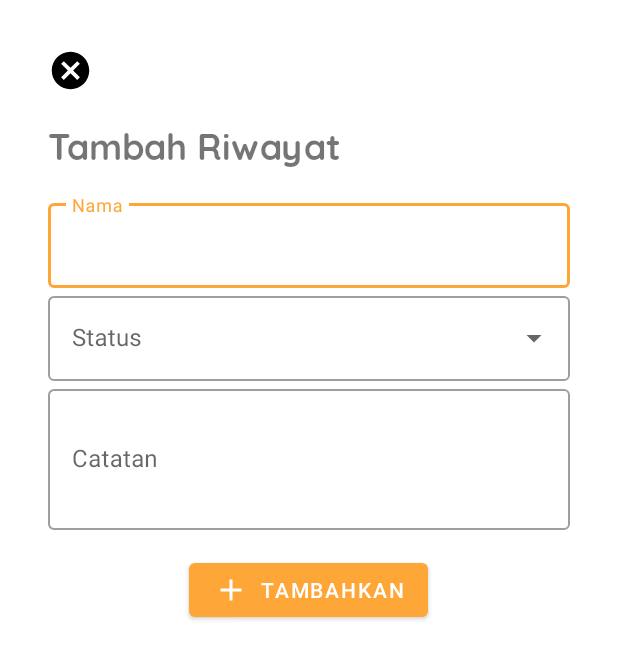
After one commit to muchlist/inventaris, an Android app: the AppendHistoryActivity screen opened directly, with no data from a screen before it, on a phone screen of 412 x 824 dp. The commit adds this screen. Shown: the top 659 px of the screen. Run offline under Robolectric (Android 15) with nearby library versions, the phone set to English and light mode, and no system bars; our stand-ins replace data binding; libraries missing offline, so code that uses them is left out: es.dmoral.toasty; 2 statements that could not run were skipped.

Commit message:
Menambahkan menu untuk membuat history

```diff
--- a/app/src/main/AndroidManifest.xml
+++ b/app/src/main/AndroidManifest.xml
@@ -13,7 +13,8 @@
         android:supportsRtl="true"
         android:theme="@style/AppTheme"
         android:usesCleartextTraffic="true">
-        <activity android:name=".views.activity.ComputerDetailActivity"></activity>
+        <activity android:name=".views.activity.AppendHistoryActivity"></activity>
+        <activity android:name=".views.activity.ComputerDetailActivity" />
         <activity android:name=".views.activity.ComputersActivity" />
         <activity android:name=".views.activity.DashboardActivity" />
         <activity android:name=".views.activity.LoginActivity" />
--- a/app/src/main/java/com/muchlis/inventaris/data/response/SelectOptionResponse.kt
+++ b/app/src/main/java/com/muchlis/inventaris/data/response/SelectOptionResponse.kt
@@ -35,6 +35,9 @@ data class SelectOptionResponse(
     @SerializedName("stock_category")
     @Json(name = "stock_category")
     val stockCategory: List<String>,
+    @SerializedName("history")
+    @Json(name = "history")
+    val history: List<String>,
     @SerializedName("version")
     @Json(name = "version")
     val version: Int
--- a/app/src/main/java/com/muchlis/inventaris/services/ApiServices.kt
+++ b/app/src/main/java/com/muchlis/inventaris/services/ApiServices.kt
@@ -1,5 +1,6 @@
 package com.muchlis.inventaris.services
 
+import com.muchlis.inventaris.data.request.HistoryRequest
 import com.muchlis.inventaris.data.request.LoginRequest
 import com.muchlis.inventaris.data.response.*
 import com.muchlis.inventaris.utils.App
@@ -30,6 +31,15 @@ interface ApiService {
         @Body args: LoginRequest,
         @Header("Content-Type") contentType: String = "application/json"
     ): Call<LoginResponse>
+
+
+    //{{url}}/api/histories/5ef05f051bbfc2b3db5d1159
+    @POST("/api/histories/{id}")
+    fun postHistory(
+        @Header("Authorization") token: String,
+        @Path("id") id: String,
+        @Body args: HistoryRequest
+    ): Call<HistoryResponse>
 
 
     //{{url}}/api/histories?branch=BANJARMASIN&category=&limit=3
--- a/app/src/main/java/com/muchlis/inventaris/utils/Constant.kt
+++ b/app/src/main/java/com/muchlis/inventaris/utils/Constant.kt
@@ -2,5 +2,10 @@ package com.muchlis.inventaris.utils
 
 const val LOCAL_SERVER = "http://10.4.2.21:5001"
 const val INTERNET_SERVER = "http://10.4.2.21:5001"
+const val ERR_JSON_PARSING = "Parsing JSON Response gagal"
+const val ERR_CONN = "Gagal terhubung ke server"
 
 const val INTENT_PC_TO_DETAIL = "INTENT_PC_TO_DETAIL"
+const val INTENT_TO_HISTORY_CREATE_ID = "INTENT_TO_HISTORY_CREATE_ID"
+const val INTENT_TO_HISTORY_CREATE_CATEGORY = "INTENT_TO_HISTORY_CREATE_CATEGORY"
+const val INTENT_TO_HISTORY_CREATE_NAME = "INTENT_TO_HISTORY_CREATE_NAME"
--- /dev/null
+++ b/app/src/main/java/com/muchlis/inventaris/view_model/AppendHistoryViewModel.kt
@@ -0,0 +1,82 @@
+package com.muchlis.inventaris.view_model
+
+import androidx.lifecycle.LiveData
+import androidx.lifecycle.MutableLiveData
+import androidx.lifecycle.ViewModel
+import com.muchlis.inventaris.data.request.HistoryRequest
+import com.muchlis.inventaris.data.response.HistoryResponse
+import com.muchlis.inventaris.services.Api
+import com.muchlis.inventaris.services.ApiService
+import com.muchlis.inventaris.utils.App
+import com.muchlis.inventaris.utils.ERR_CONN
+import com.muchlis.inventaris.utils.ERR_JSON_PARSING
+import com.muchlis.inventaris.utils.JsonMarshaller
+import retrofit2.Call
+import retrofit2.Callback
+import retrofit2.Response
+
+class AppendHistoryViewModel : ViewModel() {
+    private val apiService: ApiService = Api.retrofitService
+
+    private val _isLoading = MutableLiveData<Boolean>()
+    val isLoading: LiveData<Boolean>
+        get() = _isLoading
+
+    private val _isHistoryCreated = MutableLiveData<Boolean>()
+    val isHistoryCreated: LiveData<Boolean>
+        get() = _isHistoryCreated
+
+    private val _messageError = MutableLiveData<String>()
+    val messageError: LiveData<String>
+        get() = _messageError
+
+    private val _messageSuccess = MutableLiveData<String>()
+    val messageSuccess: LiveData<String>
+        get() = _messageSuccess
+
+
+    init {
+        _isLoading.value = false
+        _isHistoryCreated.value = false
+        _messageError.value = ""
+        _messageSuccess.value = ""
+    }
+
+    fun createHistory(parentID : String, args: HistoryRequest) {
+        _isLoading.value = true
+        _isHistoryCreated.value = false
+        apiService.postHistory(
+            token = App.prefs.authTokenSave,
+            id = parentID,
+            args = args
+        ).enqueue(object : Callback<HistoryResponse> {
+            override fun onResponse(
+                call: Call<HistoryResponse>,
+                response: Response<HistoryResponse>
+            ) {
+                when {
+                    response.isSuccessful -> {
+                        _isLoading.value = false
+                        _messageSuccess.value = "Menambahkan riwayat berhasil"
+                        _isHistoryCreated.value = true
+                    }
+                    response.code() == 400 -> {
+                        val responseBody = response.errorBody()?.string() ?: ""
+                        _messageError.value =
+                            JsonMarshaller().getError(responseBody)?.message ?: ERR_JSON_PARSING
+                        _isLoading.value = false
+                    }
+                    else -> {
+                        _messageError.value = response.code().toString()
+                        _isLoading.value = false
+                    }
+                }
+            }
+
+            override fun onFailure(call: Call<HistoryResponse>, t: Throwable) {
+                _isLoading.value = false
+                _messageError.value = ERR_CONN
+            }
+        })
+    }
+}
--- a/app/src/main/java/com/muchlis/inventaris/view_model/ComputerDetailViewModel.kt
+++ b/app/src/main/java/com/muchlis/inventaris/view_model/ComputerDetailViewModel.kt
@@ -33,6 +33,9 @@ class ComputerDetailViewModel : ViewModel() {
     private var computerID: String = ""
     fun setComputerId(id: String) {
         computerID = id
+    }
+    fun getComputerId(): String {
+        return computerID
     }
 
 
--- /dev/null
+++ b/app/src/main/java/com/muchlis/inventaris/views/activity/AppendHistoryActivity.kt
@@ -0,0 +1,118 @@
+package com.muchlis.inventaris.views.activity
+
+import android.R.layout.simple_spinner_dropdown_item
+import android.os.Bundle
+import android.widget.ArrayAdapter
+import androidx.appcompat.app.AppCompatActivity
+import androidx.lifecycle.Observer
+import androidx.lifecycle.ViewModelProvider
+import com.muchlis.inventaris.data.request.HistoryRequest
+import com.muchlis.inventaris.data.response.SelectOptionResponse
+import com.muchlis.inventaris.databinding.ActivityAppendHistoryBinding
+import com.muchlis.inventaris.utils.*
+import com.muchlis.inventaris.view_model.AppendHistoryViewModel
+import es.dmoral.toasty.Toasty
+import java.util.*
+
+
+class AppendHistoryActivity : AppCompatActivity() {
+
+    private lateinit var viewModel: AppendHistoryViewModel
+    private lateinit var bd: ActivityAppendHistoryBinding
+
+    private lateinit var optionJsonObject: SelectOptionResponse
+
+
+    override fun onCreate(savedInstanceState: Bundle?) {
+        super.onCreate(savedInstanceState)
+        bd = ActivityAppendHistoryBinding.inflate(layoutInflater)
+        setContentView(bd.root)
+
+        viewModel = ViewModelProvider(this).get(AppendHistoryViewModel::class.java)
+        observeViewModel()
+
+        val parentID = intent.getStringExtra(INTENT_TO_HISTORY_CREATE_ID)
+        val parentCategory = intent.getStringExtra(INTENT_TO_HISTORY_CREATE_CATEGORY)
+        val parentName = intent.getStringExtra(INTENT_TO_HISTORY_CREATE_NAME)
+
+        bd.etfHistoryName.editText?.setText(parentName)
+
+        if (JsonMarshaller().getOption() != null) {
+            optionJsonObject = JsonMarshaller().getOption()!!
+        } else {
+            Toasty.error(this, "Dropdown status tidak berhasil di load", Toasty.LENGTH_LONG).show()
+        }
+
+        setAutoTextStatus(optionJsonObject.history)
+
+        bd.btSave.setOnClickListener {
+            sendDataToServer(parentID = parentID, parentCategory = parentCategory)
+        }
+        bd.ivBackButton.setOnClickListener {
+            onBackPressed()
+        }
+    }
+
+    private fun setAutoTextStatus(status: List<String>) {
+        val adapter: ArrayAdapter<String> = ArrayAdapter(
+            this,
+            simple_spinner_dropdown_item,
+            status
+        )
+
+        bd.atHistoryStatus.setAdapter(adapter)
+    }
+
+    private fun sendDataToServer(parentID: String?, parentCategory: String?) {
+        val timeNow = Calendar.getInstance().time
+        val dateText = timeNow.toStringInputDate()
+
+        val args = HistoryRequest(
+            category = parentCategory ?: "",
+            date = dateText,
+            note = bd.etfHistoryNote.editText?.text.toString(),
+            status = bd.atHistoryStatus.text.toString()
+        )
+
+        if (args.isValid()) {
+            viewModel.createHistory(parentID ?: "", args)
+        } else {
+            Toasty.error(this, "Harap lengkapi formulir").show()
+        }
+    }
+
+    private fun observeViewModel() {
+
+        viewModel.run {
+            isHistoryCreated.observe(this@AppendHistoryActivity, Observer {
+                killActivityIfHistoryCreated(it)
+            })
+            isLoading.observe(this@AppendHistoryActivity, Observer { showLoading(it) })
+            messageError.observe(this@AppendHistoryActivity, Observer { showErrorToast(it) })
+            messageSuccess.observe(this@AppendHistoryActivity, Observer { showSuccessToast(it) })
+        }
+    }
+
+    private fun killActivityIfHistoryCreated(isCreated: Boolean) {
+        if (isCreated) {
+            //TODO singleton to update history listview
+            finish()
+        }
+    }
+
+    private fun showLoading(isLoading: Boolean) {
+        // TODO bd.refreshComputerList.isRefreshing = isLoading
+    }
+
+    private fun showErrorToast(text: String) {
+        if (text.isNotEmpty()) {
+            Toasty.error(this, text, Toasty.LENGTH_LONG).show()
+        }
+    }
+
+    private fun showSuccessToast(text: String) {
+        if (text.isNotEmpty()) {
+            Toasty.success(this, text, Toasty.LENGTH_LONG).show()
+        }
+    }
+}
--- /dev/null
+++ b/app/src/main/res/layout/activity_append_history.xml
@@ -0,0 +1,103 @@
+<?xml version="1.0" encoding="utf-8"?>
+<layout xmlns:android="http://schemas.android.com/apk/res/android"
+    xmlns:tools="http://schemas.android.com/tools"
+    xmlns:app="http://schemas.android.com/apk/res-auto"
+    tools:context=".views.activity.AppendHistoryActivity">
+
+    <androidx.constraintlayout.widget.ConstraintLayout
+        android:layout_width="match_parent"
+        android:layout_height="match_parent">
+
+        <ImageView
+            android:id="@+id/iv_back_button"
+            android:layout_width="30dp"
+            android:layout_height="30dp"
+            android:layout_marginStart="32dp"
+            android:layout_marginTop="32dp"
+            app:layout_constraintStart_toStartOf="parent"
+            app:layout_constraintTop_toTopOf="parent"
+            app:srcCompat="@drawable/ic_baseline_cancel_24px" />
+
+        <LinearLayout
+            android:layout_width="match_parent"
+            android:layout_height="0dp"
+            android:layout_marginStart="32dp"
+            android:layout_marginEnd="32dp"
+            android:orientation="vertical"
+            app:layout_constraintBottom_toBottomOf="parent"
+            app:layout_constraintEnd_toEndOf="parent"
+            app:layout_constraintStart_toStartOf="parent"
+            app:layout_constraintTop_toBottomOf="@+id/iv_back_button">
+
+            <TextView
+                android:layout_width="match_parent"
+                android:layout_height="wrap_content"
+                android:layout_marginTop="16dp"
+                android:fontFamily="@font/quicksand_bold"
+                android:text="Tambah Riwayat"
+                android:textSize="24sp" />
+
+            <com.google.android.material.textfield.TextInputLayout
+                android:id="@+id/etf_history_name"
+                style="@style/Widget.MaterialComponents.TextInputLayout.OutlinedBox"
+                android:layout_width="match_parent"
+                android:layout_height="wrap_content"
+                android:layout_marginTop="16dp"
+                android:hint="Nama">
+
+                <com.google.android.material.textfield.TextInputEditText
+                    android:layout_width="match_parent"
+                    android:layout_height="wrap_content"
+                    android:editable="false"
+                    android:maxLines="1"
+                    android:minLines="1"
+                    android:singleLine="true" />
+
+            </com.google.android.material.textfield.TextInputLayout>
+
+            <!--style="@style/Widget.MaterialComponents.TextInputLayout.FilledBox.ExposedDropdownMenu"-->
+
+            <com.google.android.material.textfield.TextInputLayout
+                style="@style/Widget.MaterialComponents.TextInputLayout.OutlinedBox.ExposedDropdownMenu"
+                android:layout_width="match_parent"
+                android:layout_height="wrap_content"
+                android:hint="Status">
+
+                <AutoCompleteTextView
+                    android:id="@+id/at_history_status"
+                    android:layout_width="match_parent"
+                    android:layout_height="wrap_content"
+                    android:editable="false"
+                    android:singleLine="true" />
+
+            </com.google.android.material.textfield.TextInputLayout>
+
+            <com.google.android.material.textfield.TextInputLayout
+                android:id="@+id/etf_history_note"
+                style="@style/Widget.MaterialComponents.TextInputLayout.OutlinedBox"
+                android:layout_width="match_parent"
+                android:layout_height="wrap_content"
+                android:hint="Catatan">
+
+                <com.google.android.material.textfield.TextInputEditText
+                    android:layout_width="match_parent"
+                    android:layout_height="wrap_content"
+                    android:minLines="3" />
+
+            </com.google.android.material.textfield.TextInputLayout>
+
+            <com.google.android.material.button.MaterialButton
+                android:id="@+id/bt_save"
+                android:layout_width="wrap_content"
+                android:layout_height="wrap_content"
+                android:layout_gravity="center"
+                android:layout_marginTop="16dp"
+                android:text="Tambahkan"
+                app:icon="@drawable/ic_baseline_add_24px" />
+
+        </LinearLayout>
+
+    </androidx.constraintlayout.widget.ConstraintLayout>
+
+
+</layout>
```
Also changed, not shown: app/src/main/java/com/muchlis/inventaris/data/request/HistoryRequest.kt (added, +22 -0 lines), app/src/main/java/com/muchlis/inventaris/views/fragment/ComputerDetailFragment.kt (+16 -3 lines), app/src/main/res/layout/dropdown_menu_popup_item.xml (added, +7 -0 lines).
